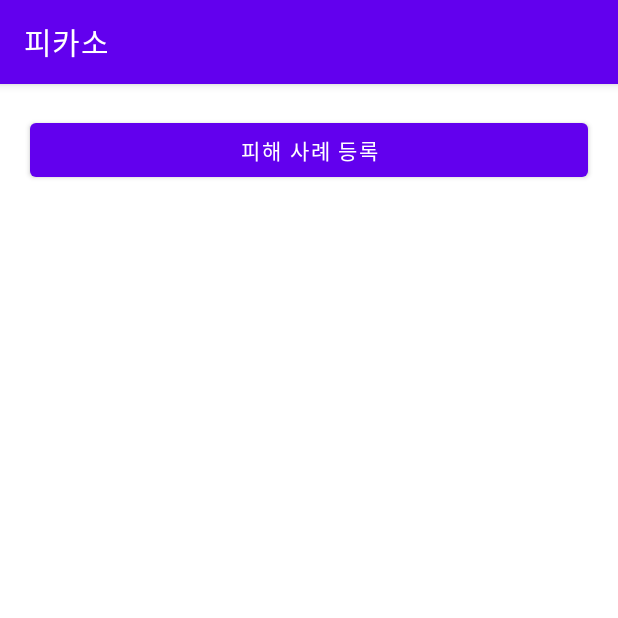
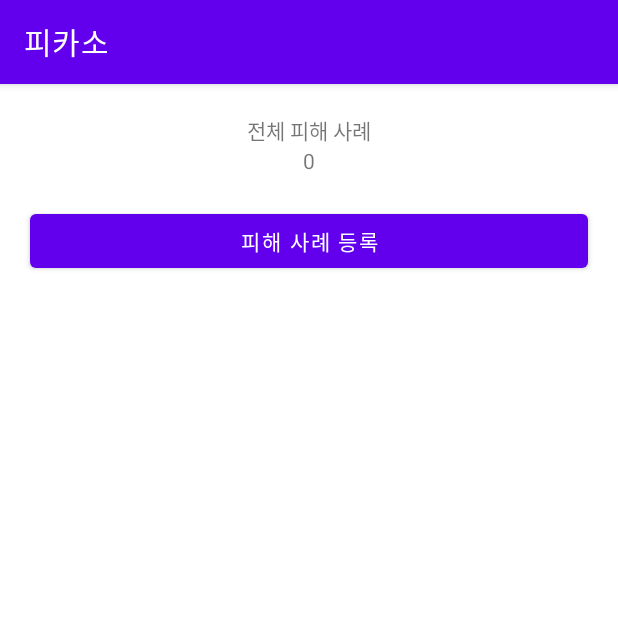
Before and after one commit to Phikaso-Team/Phikaso, an Android app: the RegisterActivity screen opened directly, with no data from a screen before it, after a tap on "등록", on a phone screen of 412 x 824 dp, the top half of it. Run offline under Robolectric (Android 15) with nearby library versions, the phone set to English and light mode, and no system bars; our stand-ins replace Firebase (no records; nobody signed in at launch, a user with empty details on screens opened directly); 3 statements that could not run were skipped.

Commit message:
전체 피해 사례

```diff
--- a/app/src/main/java/com/android/phikaso/MainActivity.java
+++ b/app/src/main/java/com/android/phikaso/MainActivity.java
@@ -3,21 +3,31 @@ package com.android.phikaso;
 import androidx.appcompat.app.AppCompatActivity;
 
 import android.content.Intent;
-import android.graphics.Color;
 import android.os.Bundle;
 import android.view.View;
 import android.widget.Button;
 import android.widget.TextView;
 
+import com.google.firebase.database.DataSnapshot;
+import com.google.firebase.database.DatabaseError;
+import com.google.firebase.database.FirebaseDatabase;
+import com.google.firebase.database.ValueEventListener;
+
 public class MainActivity extends AppCompatActivity {
+    private FirebaseDatabase mDatabase;
+    private TextView textViewCount;
     private Button buttonRegister;
+    private int count;
 
     @Override
     protected void onCreate(Bundle savedInstanceState) {
         super.onCreate(savedInstanceState);
         setContentView(R.layout.activity_main);
+        //초기화
+        mDatabase= FirebaseDatabase.getInstance();
 
         //아이디 설정
+        textViewCount = findViewById(R.id.textViewCount);
         buttonRegister = findViewById(R.id.buttonRegister);
 
         //피해 사례 등록화면으로 이동
@@ -29,4 +39,26 @@ public class MainActivity extends AppCompatActivity {
             }
         });
     }
+
+    @Override
+    protected void onStart() {
+        super.onStart();
+        mDatabase.getReference().child("phishingCases").child("count")
+                .addValueEventListener(new ValueEventListener() {
+            @Override
+            public void onDataChange(DataSnapshot snapshot) {
+                if(snapshot.exists()){
+                    count = (int)snapshot.getValue(Integer.class);
+                }else{
+                    count = 0;
+                }
+                textViewCount.setText(String.valueOf(count));
+            }
+
+            @Override
+            public void onCancelled(DatabaseError databaseError) {
+
+            }
+        });
+    }
 }
--- a/app/src/main/java/com/android/phikaso/RegisterActivity.java
+++ b/app/src/main/java/com/android/phikaso/RegisterActivity.java
@@ -16,18 +16,21 @@ import androidx.appcompat.app.AppCompatActivity;
 import androidx.loader.content.CursorLoader;
 
 import com.google.android.gms.tasks.OnCompleteListener;
-import com.google.android.gms.tasks.OnSuccessListener;
 import com.google.android.gms.tasks.Task;
 import com.google.firebase.auth.FirebaseAuth;
 import com.google.firebase.database.DataSnapshot;
 import com.google.firebase.database.DatabaseError;
+import com.google.firebase.database.DatabaseReference;
 import com.google.firebase.database.FirebaseDatabase;
+import com.google.firebase.database.ServerValue;
 import com.google.firebase.database.ValueEventListener;
 import com.google.firebase.storage.FirebaseStorage;
 import com.google.firebase.storage.StorageReference;
 import com.google.firebase.storage.UploadTask;
 
 import java.io.File;
+import java.util.HashMap;
+import java.util.Map;
 
 import static android.content.ContentValues.TAG;
 
@@ -42,9 +45,12 @@ public class RegisterActivity extends AppCompatActivity {
 
     private EditText editTextName;
     private EditText editTextPhone;
-    private EditText editTextEmail;
     private EditText editTextContent;
     private ImageView imageViewFile;
+
+    private DatabaseReference mDBReference;
+    private HashMap<String, Object> childUpdates;
+    private Map<String, Object> countValue;
 
     @Override
     protected void onCreate(@Nullable Bundle savedInstanceState) {
@@ -58,9 +64,11 @@ public class RegisterActivity extends AppCompatActivity {
         //아이디 설정
         editTextName = findViewById(R.id.editTextName);
         editTextPhone = findViewById(R.id.editTextPhone);
-        editTextEmail = findViewById(R.id.editTextEmail);
         editTextContent = findViewById(R.id.editTextContent);
         imageViewFile = findViewById(R.id.imageViewFile);
+
+        //전체 피해 사례 초기화
+        count();
 
         imageViewFile.setOnClickListener(onClickListener);
         findViewById(R.id.buttonRegister).setOnClickListener(onClickListener);
@@ -77,6 +85,7 @@ public class RegisterActivity extends AppCompatActivity {
                     break;
                 case R.id.buttonRegister:
                     register();
+                    updateCount();//전체 피해 사례 증가
                     Intent intent_main = new Intent(getApplicationContext(), MainActivity.class);
                     startActivity(intent_main);
                     break;
@@ -157,4 +166,34 @@ public class RegisterActivity extends AppCompatActivity {
             }
         });
     }
+
+    private void count() {
+        mDBReference = mDatabase.getReference().child("phishingCases");
+        mDBReference.child("count")
+                .addValueEventListener(new ValueEventListener() {
+                    @Override
+                    public void onDataChange(@NonNull DataSnapshot snapshot) {
+                        try{
+
+                        }catch (Exception e){
+                            RegisterModel registerModel = new RegisterModel();
+                            childUpdates = new HashMap<>();
+                            countValue = registerModel.toMap();
+                            childUpdates.put("count", countValue);
+                            mDBReference.updateChildren(childUpdates);
+                        }
+                    }
+
+                    @Override
+                    public void onCancelled(@NonNull DatabaseError error) {
+
+                    }
+                });
+    }
+
+    private void updateCount() {
+        Map<String, Object> childUpdates1 = new HashMap<>();
+        childUpdates1.put("count/", ServerValue.increment(1));
+        mDBReference.updateChildren(childUpdates1);
+    }
 }
--- a/app/src/main/java/com/android/phikaso/RegisterModel.java
+++ b/app/src/main/java/com/android/phikaso/RegisterModel.java
@@ -1,4 +1,7 @@
 package com.android.phikaso;
+
+import java.util.HashMap;
+import java.util.Map;
 
 public class RegisterModel {
     public String name;
@@ -6,4 +9,11 @@ public class RegisterModel {
     public String email;
     public String content;
     public String file;
+    public int count = 0;
+
+    public Map<String, Object> toMap() {
+        HashMap<String, Object> result = new HashMap<>();
+        result.put("count", count);
+        return result;
+    }
 }
--- a/app/src/main/java/com/android/phikaso/SignupActivity.java
+++ b/app/src/main/java/com/android/phikaso/SignupActivity.java
@@ -15,15 +15,12 @@ import com.google.android.gms.tasks.OnCompleteListener;
 import com.google.android.gms.tasks.Task;
 import com.google.firebase.auth.AuthResult;
 import com.google.firebase.auth.FirebaseAuth;
-import com.google.firebase.auth.FirebaseUser;
 import com.google.firebase.database.FirebaseDatabase;
-import com.google.firebase.storage.FirebaseStorage;
-import com.google.firebase.storage.StorageReference;
+
 
 public class SignupActivity extends AppCompatActivity {
     private FirebaseAuth mAuth;
     private FirebaseDatabase mDatabase;
-    private FirebaseStorage mStorage;
     private Button signUp;
 
     @Override
@@ -33,7 +30,6 @@ public class SignupActivity extends AppCompatActivity {
         //초기화
         mAuth = FirebaseAuth.getInstance();
         mDatabase = FirebaseDatabase.getInstance();
-        mStorage = FirebaseStorage.getInstance();
 
         //아이디 설정
         signUp = findViewById(R.id.buttonSignUp);
--- a/app/src/main/res/layout/activity_main.xml
+++ b/app/src/main/res/layout/activity_main.xml
@@ -4,7 +4,25 @@
     xmlns:tools="http://schemas.android.com/tools"
     android:layout_width="match_parent"
     android:layout_height="match_parent"
+    android:orientation="vertical"
     tools:context=".MainActivity">
+
+    <TextView
+        android:layout_width="match_parent"
+        android:layout_height="wrap_content"
+        android:layout_marginTop="20dp"
+        android:layout_marginLeft="20dp"
+        android:layout_marginRight="20dp"
+        android:textAlignment="center"
+        android:text="전체 피해 사례" />
+    <TextView
+        android:id="@+id/textViewCount"
+        android:layout_width="match_parent"
+        android:layout_height="wrap_content"
+        android:layout_marginLeft="20dp"
+        android:layout_marginRight="20dp"
+        android:textAlignment="center"
+        android:text="0"/>
 
     <Button
         android:id="@+id/buttonRegister"
```
